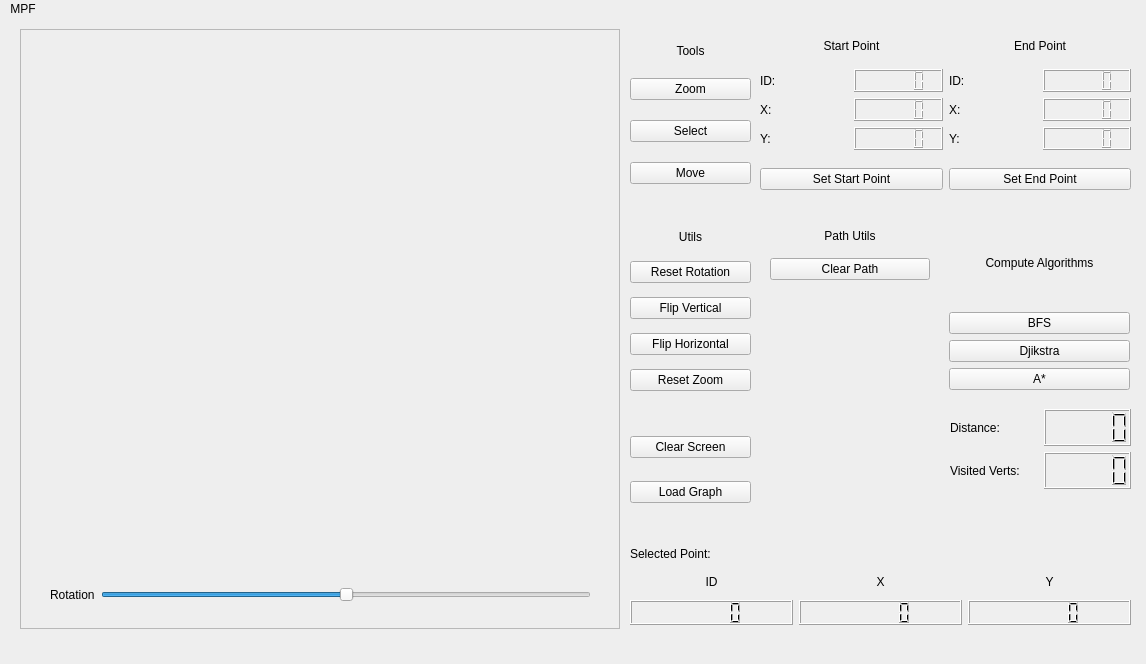
Qt form mainwindow.ui (citrovin/map-path-finder-embedded-cpp) before a commit.
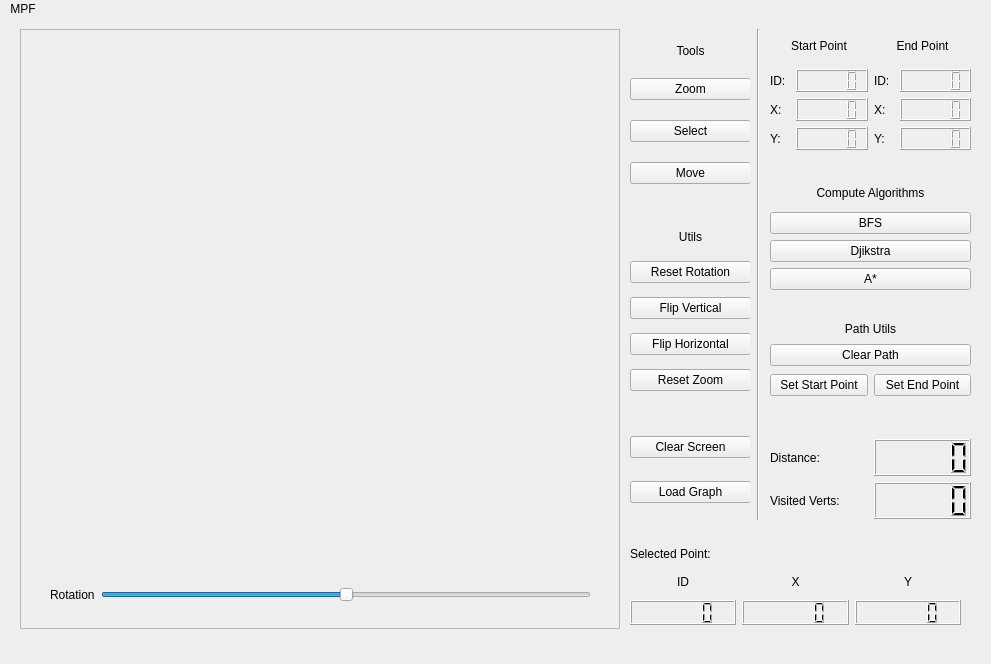
The same form after that commit.

Diff of the .ui file:
```diff
--- a/mainwindow.ui
+++ b/mainwindow.ui
@@ -6,19 +6,19 @@
    <rect>
     <x>0</x>
     <y>0</y>
-    <width>1146</width>
+    <width>991</width>
     <height>664</height>
    </rect>
   </property>
   <property name="minimumSize">
    <size>
-    <width>1146</width>
+    <width>991</width>
     <height>664</height>
    </size>
   </property>
   <property name="maximumSize">
    <size>
-    <width>1146</width>
+    <width>991</width>
     <height>664</height>
    </size>
   </property>
@@ -195,9 +195,9 @@
    <widget class="QWidget" name="verticalLayoutWidget_4">
     <property name="geometry">
      <rect>
-      <x>760</x>
+      <x>770</x>
       <y>10</y>
-      <width>371</width>
+      <width>201</width>
       <height>121</height>
      </rect>
     </property>
@@ -265,6 +265,12 @@
        </item>
        <item row="0" column="0">
         <widget class="QLabel" name="label_4">
+         <property name="maximumSize">
+          <size>
+           <width>20</width>
+           <height>16777215</height>
+          </size>
+         </property>
          <property name="text">
           <string>ID:</string>
          </property>
@@ -313,6 +319,12 @@
        </item>
        <item row="0" column="2">
         <widget class="QLabel" name="label_7">
+         <property name="maximumSize">
+          <size>
+           <width>20</width>
+           <height>16777215</height>
+          </size>
+         </property>
          <property name="text">
           <string>ID:</string>
          </property>
@@ -325,10 +337,10 @@
    <widget class="QWidget" name="verticalLayoutWidget">
     <property name="geometry">
      <rect>
-      <x>949</x>
-      <y>200</y>
-      <width>181</width>
-      <height>171</height>
+      <x>770</x>
+      <y>160</y>
+      <width>201</width>
+      <height>111</height>
      </rect>
     </property>
     <layout class="QVBoxLayout" name="verticalLayout">
@@ -377,35 +389,6 @@
      </item>
     </layout>
    </widget>
-   <widget class="QWidget" name="horizontalLayoutWidget_4">
-    <property name="geometry">
-     <rect>
-      <x>760</x>
-      <y>140</y>
-      <width>371</width>
-      <height>41</height>
-     </rect>
-    </property>
-    <layout class="QHBoxLayout" name="horizontalLayout_4">
-     <item>
-      <widget class="QPushButton" name="set_start_button">
-       <property name="text">
-        <string>Set Start Point</string>
-       </property>
-      </widget>
-     </item>
-     <item>
-      <widget class="QPushButton" name="set_end_button">
-       <property name="styleSheet">
-        <string notr="true">color: rgb(0, 0, 0);</string>
-       </property>
-       <property name="text">
-        <string>Set End Point</string>
-       </property>
-      </widget>
-     </item>
-    </layout>
-   </widget>
    <widget class="QLabel" name="label_12">
     <property name="geometry">
      <rect>
@@ -425,9 +408,9 @@
    <widget class="QWidget" name="gridLayoutWidget_3">
     <property name="geometry">
      <rect>
-      <x>950</x>
-      <y>390</y>
-      <width>181</width>
+      <x>770</x>
+      <y>420</y>
+      <width>201</width>
       <height>80</height>
      </rect>
     </property>
@@ -465,7 +448,7 @@
      <rect>
       <x>630</x>
       <y>550</y>
-      <width>501</width>
+      <width>331</width>
       <height>56</height>
      </rect>
     </property>
@@ -579,9 +562,9 @@
     <property name="geometry">
      <rect>
       <x>770</x>
-      <y>200</y>
-      <width>160</width>
-      <height>71</height>
+      <y>300</y>
+      <width>201</width>
+      <height>79</height>
      </rect>
     </property>
     <layout class="QVBoxLayout" name="verticalLayout_6">
@@ -608,15 +591,49 @@
        </property>
       </widget>
      </item>
+     <item>
+      <layout class="QHBoxLayout" name="horizontalLayout_4">
+       <item>
+        <widget class="QPushButton" name="set_start_button">
+         <property name="text">
+          <string>Set Start Point</string>
+         </property>
+        </widget>
+       </item>
+       <item>
+        <widget class="QPushButton" name="set_end_button">
+         <property name="styleSheet">
+          <string notr="true">color: rgb(0, 0, 0);</string>
+         </property>
+         <property name="text">
+          <string>Set End Point</string>
+         </property>
+        </widget>
+       </item>
+      </layout>
+     </item>
     </layout>
    </widget>
+   <widget class="Line" name="line">
+    <property name="geometry">
+     <rect>
+      <x>750</x>
+      <y>10</y>
+      <width>16</width>
+      <height>491</height>
+     </rect>
+    </property>
+    <property name="orientation">
+     <enum>Qt::Vertical</enum>
+    </property>
+   </widget>
   </widget>
   <widget class="QMenuBar" name="menubar">
    <property name="geometry">
     <rect>
      <x>0</x>
      <y>0</y>
-     <width>1146</width>
+     <width>991</width>
      <height>21</height>
     </rect>
    </property>
```
Left out of the diff: 20 changed lines with no effect on the pictures.
